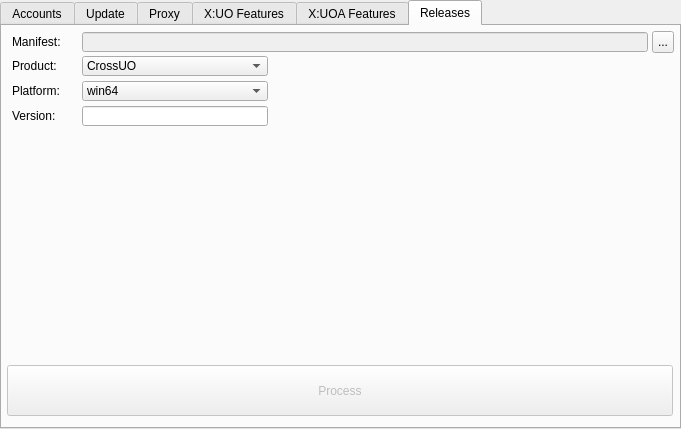
jokker23/OrionLauncher, file launcherwindow.ui: the form before one commit.
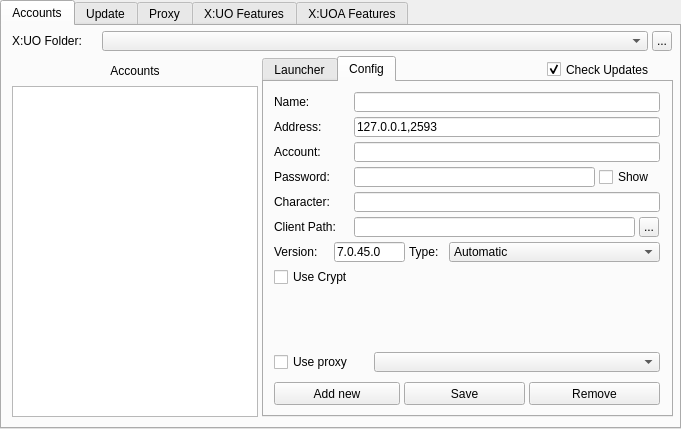
The form after the commit. The open tabs and pages were chosen to show the change.

Commit message: Remove release tab from launcher

Patch:
```diff
--- a/launcherwindow.ui
+++ b/launcherwindow.ui
@@ -1826,193 +1826,6 @@
         </property>
        </widget>
       </widget>
-      <widget class="QWidget" name="tb_ReleaseManager">
-       <attribute name="title">
-        <string>Releases</string>
-       </attribute>
-       <widget class="QLineEdit" name="le_ReleasePath">
-        <property name="enabled">
-         <bool>false</bool>
-        </property>
-        <property name="geometry">
-         <rect>
-          <x>80</x>
-          <y>6</y>
-          <width>566</width>
-          <height>20</height>
-         </rect>
-        </property>
-       </widget>
-       <widget class="QLabel" name="label_20">
-        <property name="geometry">
-         <rect>
-          <x>10</x>
-          <y>8</y>
-          <width>71</width>
-          <height>16</height>
-         </rect>
-        </property>
-        <property name="text">
-         <string>Manifest:</string>
-        </property>
-       </widget>
-       <widget class="QToolButton" name="tb_SetReleasePath">
-        <property name="geometry">
-         <rect>
-          <x>650</x>
-          <y>5</y>
-          <width>22</width>
-          <height>22</height>
-         </rect>
-        </property>
-        <property name="text">
-         <string>...</string>
-        </property>
-       </widget>
-       <widget class="QPushButton" name="pb_Process">
-        <property name="enabled">
-         <bool>false</bool>
-        </property>
-        <property name="geometry">
-         <rect>
-          <x>5</x>
-          <y>339</y>
-          <width>666</width>
-          <height>51</height>
-         </rect>
-        </property>
-        <property name="text">
-         <string>Process</string>
-        </property>
-       </widget>
-       <widget class="QComboBox" name="cb_ReleaseProduct">
-        <property name="geometry">
-         <rect>
-          <x>80</x>
-          <y>30</y>
-          <width>186</width>
-          <height>20</height>
-         </rect>
-        </property>
-        <item>
-         <property name="text">
-          <string>CrossUO</string>
-         </property>
-        </item>
-        <item>
-         <property name="text">
-          <string>X:UO Launcher</string>
-         </property>
-        </item>
-        <item>
-         <property name="text">
-          <string>X:UO Assist</string>
-         </property>
-        </item>
-       </widget>
-       <widget class="QLabel" name="label_24">
-        <property name="geometry">
-         <rect>
-          <x>10</x>
-          <y>30</y>
-          <width>71</width>
-          <height>20</height>
-         </rect>
-        </property>
-        <property name="text">
-         <string>Product:</string>
-        </property>
-       </widget>
-       <widget class="QLabel" name="label_25">
-        <property name="geometry">
-         <rect>
-          <x>10</x>
-          <y>82</y>
-          <width>71</width>
-          <height>16</height>
-         </rect>
-        </property>
-        <property name="text">
-         <string>Version:</string>
-        </property>
-       </widget>
-       <widget class="QLineEdit" name="le_ReleaseVersion">
-        <property name="enabled">
-         <bool>true</bool>
-        </property>
-        <property name="geometry">
-         <rect>
-          <x>80</x>
-          <y>80</y>
-          <width>186</width>
-          <height>20</height>
-         </rect>
-        </property>
-       </widget>
-       <widget class="QLabel" name="label_26">
-        <property name="geometry">
-         <rect>
-          <x>10</x>
-          <y>55</y>
-          <width>71</width>
-          <height>20</height>
-         </rect>
-        </property>
-        <property name="text">
-         <string>Platform:</string>
-        </property>
-       </widget>
-       <widget class="QComboBox" name="cb_ReleasePlatform">
-        <property name="geometry">
-         <rect>
-          <x>80</x>
-          <y>55</y>
-          <width>186</width>
-          <height>20</height>
-         </rect>
-        </property>
-        <item>
-         <property name="text">
-          <string>win64</string>
-         </property>
-        </item>
-        <item>
-         <property name="text">
-          <string>win64-beta</string>
-         </property>
-        </item>
-        <item>
-         <property name="text">
-          <string>ubuntu</string>
-         </property>
-        </item>
-        <item>
-         <property name="text">
-          <string>ubuntu-beta</string>
-         </property>
-        </item>
-        <item>
-         <property name="text">
-          <string>manjarolinux</string>
-         </property>
-        </item>
-        <item>
-         <property name="text">
-          <string>manjarolinux-beta</string>
-         </property>
-        </item>
-        <item>
-         <property name="text">
-          <string>osx</string>
-         </property>
-        </item>
-        <item>
-         <property name="text">
-          <string>osx-beta</string>
-         </property>
-        </item>
-       </widget>
-      </widget>
      </widget>
     </item>
    </layout>
```
Left out of the diff: 2 changed lines with no effect on the pictures. The commit also changes 2 other files.
